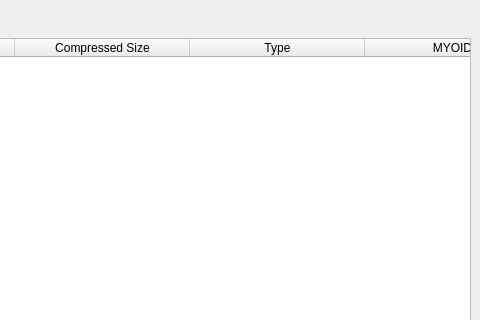
Old version of the form UI/biblioteq_files.ui in the repository textbrowser/biblioteq; both pictures show x 520 to 1000 and y 0 to 320 of the 1000 by 600 pixel window.
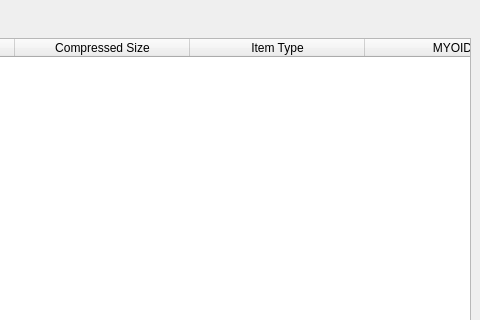
New version of the form. Icons and pictures are not drawn.

```diff
--- a/UI/biblioteq_files.ui
+++ b/UI/biblioteq_files.ui
@@ -120,7 +120,7 @@
       </column>
       <column>
        <property name="text">
-        <string>Type</string>
+        <string>Item Type</string>
        </property>
       </column>
       <column>
```
